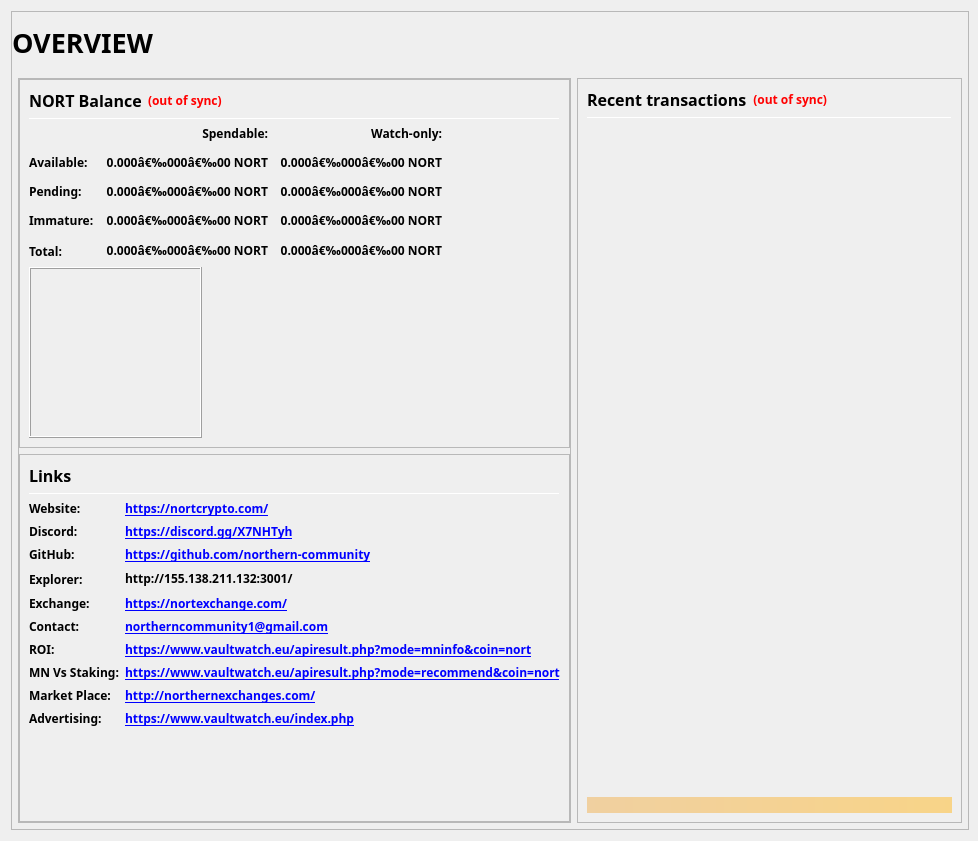
First picture: the form in src/qt/forms/overviewpage.ui, repository northern-community/Northern, before the edit.
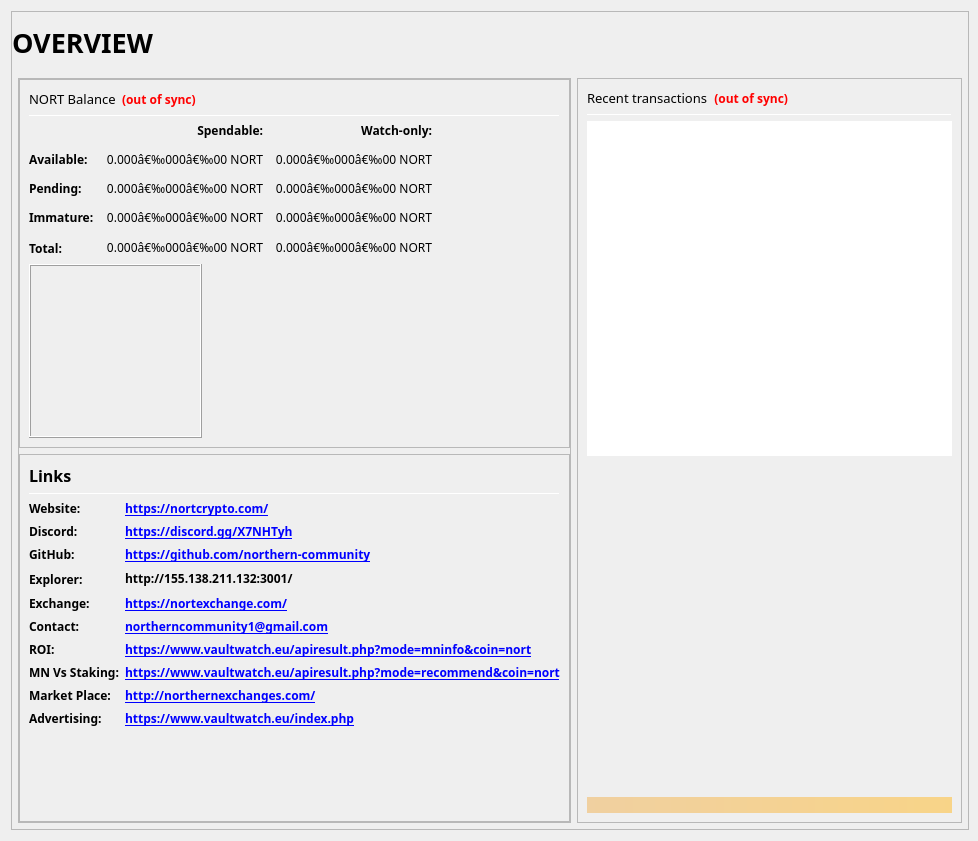
Second picture: the form after the edit. Icons and pictures are not drawn.

The edit to the form file:
```diff
--- a/src/qt/forms/overviewpage.ui
+++ b/src/qt/forms/overviewpage.ui
@@ -249,11 +249,16 @@
                          </property>
                          <property name="font">
                           <font>
-                           <pointsize>12</pointsize>
-                           <weight>75</weight>
-                           <bold>true</bold>
+                           <family>Arial Black</family>
+                           <pointsize>10</pointsize>
+                           <weight>10</weight>
+                           <italic>false</italic>
+                           <bold>false</bold>
                           </font>
                          </property>
+                         <property name="styleSheet">
+                          <string notr="true">font: 87 10pt &quot;Arial Black&quot;;</string>
+                         </property>
                          <property name="text">
                           <string>NORT Balance</string>
                          </property>
@@ -319,6 +324,9 @@
                        </property>
                        <item row="0" column="1">
                         <widget class="QLabel" name="labelSpendable">
+                         <property name="styleSheet">
+                          <string notr="true">font: 87 9pt &quot;Arial Black&quot;;</string>
+                         </property>
                          <property name="text">
                           <string>Spendable:</string>
                          </property>
@@ -329,6 +337,9 @@
                        </item>
                        <item row="0" column="2">
                         <widget class="QLabel" name="labelWatchonly">
+                         <property name="styleSheet">
+                          <string notr="true">font: 87 9pt &quot;Arial Black&quot;;</string>
+                         </property>
                          <property name="text">
                           <string>Watch-only:</string>
                          </property>
@@ -339,6 +350,9 @@
                        </item>
                        <item row="1" column="0">
                         <widget class="QLabel" name="labelBalanceText">
+                         <property name="styleSheet">
+                          <string notr="true">font: 87 9pt &quot;Arial Black&quot;;</string>
+                         </property>
                          <property name="text">
                           <string>Available:</string>
                          </property>
@@ -348,8 +362,11 @@
                         <widget class="QLabel" name="labelBalance">
                          <property name="font">
                           <font>
-                           <weight>75</weight>
-                           <bold>true</bold>
+                           <family>Arial Black</family>
+                           <pointsize>9</pointsize>
+                           <weight>10</weight>
+                           <italic>false</italic>
+                           <bold>false</bold>
                           </font>
                          </property>
                          <property name="cursor">
@@ -358,6 +375,9 @@
                          <property name="toolTip">
                           <string>Your current spendable balance</string>
                          </property>
+                         <property name="styleSheet">
+                          <string notr="true">font: 87 9pt &quot;Arial Black&quot;;</string>
+                         </property>
                          <property name="text">
                           <string notr="true">0.000â€‰000â€‰00 NORT</string>
                          </property>
@@ -373,8 +393,11 @@
                         <widget class="QLabel" name="labelWatchAvailable">
                          <property name="font">
                           <font>
-                           <weight>75</weight>
-                           <bold>true</bold>
+                           <family>Arial Black</family>
+                           <pointsize>9</pointsize>
+                           <weight>10</weight>
+                           <italic>false</italic>
+                           <bold>false</bold>
                           </font>
                          </property>
                          <property name="cursor">
@@ -383,6 +406,9 @@
                          <property name="toolTip">
                           <string>Your current balance in watch-only addresses</string>
                          </property>
+                         <property name="styleSheet">
+                          <string notr="true">font: 87 9pt &quot;Arial Black&quot;;</string>
+                         </property>
                          <property name="text">
                           <string notr="true">0.000â€‰000â€‰00 NORT</string>
                          </property>
@@ -396,6 +422,9 @@
                        </item>
                        <item row="2" column="0">
                         <widget class="QLabel" name="labelPendingText">
+                         <property name="styleSheet">
+                          <string notr="true">font: 87 9pt &quot;Arial Black&quot;;</string>
+                         </property>
                          <property name="text">
                           <string>Pending:</string>
                          </property>
@@ -405,8 +434,11 @@
                         <widget class="QLabel" name="labelUnconfirmed">
                          <property name="font">
                           <font>
-                           <weight>75</weight>
-                           <bold>true</bold>
+                           <family>Arial Black</family>
+                           <pointsize>9</pointsize>
+                           <weight>10</weight>
+                           <italic>false</italic>
+                           <bold>false</bold>
                           </font>
                          </property>
                          <property name="cursor">
@@ -415,6 +447,9 @@
                          <property name="toolTip">
                           <string>Total of transactions that have yet to be confirmed, and do not yet count toward the spendable balance</string>
                          </property>
+                         <property name="styleSheet">
+                          <string notr="true">font: 87 9pt &quot;Arial Black&quot;;</string>
+                         </property>
                          <property name="text">
                           <string notr="true">0.000â€‰000â€‰00 NORT</string>
                          </property>
@@ -430,8 +465,11 @@
                         <widget class="QLabel" name="labelWatchPending">
                          <property name="font">
                           <font>
-                           <weight>75</weight>
-                           <bold>true</bold>
+                           <family>Arial Black</family>
+                           <pointsize>9</pointsize>
+                           <weight>10</weight>
+                           <italic>false</italic>
+                           <bold>false</bold>
                           </font>
                          </property>
                          <property name="cursor">
@@ -440,6 +478,9 @@
                          <property name="toolTip">
                           <string>Unconfirmed transactions to watch-only addresses</string>
                          </property>
+                         <property name="styleSheet">
+                          <string notr="true">font: 87 9pt &quot;Arial Black&quot;;</string>
+                         </property>
                          <property name="text">
                           <string notr="true">0.000â€‰000â€‰00 NORT</string>
                          </property>
@@ -453,6 +494,9 @@
                        </item>
                        <item row="3" column="0">
                         <widget class="QLabel" name="labelImmatureText">
+                         <property name="styleSheet">
+                          <string notr="true">font: 87 9pt &quot;Arial Black&quot;;</string>
+                         </property>
                          <property name="text">
                           <string>Immature:</string>
                          </property>
@@ -462,8 +506,11 @@
                         <widget class="QLabel" name="labelImmature">
                          <property name="font">
                           <font>
-                           <weight>75</weight>
-                           <bold>true</bold>
+                           <family>Arial Black</family>
+                           <pointsize>9</pointsize>
+                           <weight>10</weight>
+                           <italic>false</italic>
+                           <bold>false</bold>
                           </font>
                          </property>
                          <property name="cursor">
@@ -472,6 +519,9 @@
                          <property name="toolTip">
                           <string>Staked or masternode rewards that has not yet matured</string>
                          </property>
+                         <property name="styleSheet">
+                          <string notr="true">font: 87 9pt &quot;Arial Black&quot;;</string>
+                         </property>
                          <property name="text">
                           <string notr="true">0.000â€‰000â€‰00 NORT</string>
                          </property>
@@ -487,8 +537,11 @@
                         <widget class="QLabel" name="labelWatchImmature">
                          <property name="font">
                           <font>
-                           <weight>75</weight>
-                           <bold>true</bold>
+                           <family>Arial Black</family>
+                           <pointsize>9</pointsize>
+                           <weight>10</weight>
+                           <italic>false</italic>
+                           <bold>false</bold>
                           </font>
                          </property>
                          <property name="cursor">
@@ -497,6 +550,9 @@
                          <property name="toolTip">
                           <string>Staked or masternode rewards in watch-only addresses that has not yet matured</string>
                          </property>
+                         <property name="styleSheet">
+                          <string notr="true">font: 87 9pt &quot;Arial Black&quot;;</string>
+                         </property>
                          <property name="text">
                           <string notr="true">0.000â€‰000â€‰00 NORT</string>
                          </property>
@@ -513,6 +569,9 @@
                          <property name="toolTip">
                           <string>Your current NORT balance, unconfirmed and immature transactions included</string>
                          </property>
+                         <property name="styleSheet">
+                          <string notr="true">font: 87 9pt &quot;Arial Black&quot;;</string>
+                         </property>
                          <property name="text">
                           <string>Total:</string>
                          </property>
@@ -522,8 +581,11 @@
                         <widget class="QLabel" name="labelTotal">
                          <property name="font">
                           <font>
-                           <weight>75</weight>
-                           <bold>true</bold>
+                           <family>Arial Black</family>
+                           <pointsize>9</pointsize>
+                           <weight>10</weight>
+                           <italic>false</italic>
+                           <bold>false</bold>
                           </font>
                          </property>
                          <property name="cursor">
@@ -532,6 +594,9 @@
                          <property name="toolTip">
                           <string>Your current NORT balance, unconfirmed and immature transactions included</string>
                          </property>
+                         <property name="styleSheet">
+                          <string notr="true">font: 87 9pt &quot;Arial Black&quot;;</string>
+                         </property>
                          <property name="text">
                           <string notr="true">0.000â€‰000â€‰00 NORT</string>
                          </property>
@@ -547,8 +612,11 @@
                         <widget class="QLabel" name="labelWatchTotal">
                          <property name="font">
                           <font>
-                           <weight>75</weight>
-                           <bold>true</bold>
+                           <family>Arial Black</family>
+                           <pointsize>9</pointsize>
+                           <weight>10</weight>
+                           <italic>false</italic>
+                           <bold>false</bold>
                           </font>
                          </property>
                          <property name="cursor">
@@ -557,6 +625,9 @@
                          <property name="toolTip">
                           <string>Current total balance in watch-only addresses</string>
                          </property>
+                         <property name="styleSheet">
+                          <string notr="true">font: 87 9pt &quot;Arial Black&quot;;</string>
+                         </property>
                          <property name="text">
                           <string notr="true">0.000â€‰000â€‰00 NORT</string>
                          </property>
@@ -1021,11 +1092,16 @@
                       </property>
                       <property name="font">
                        <font>
-                        <pointsize>12</pointsize>
-                        <weight>75</weight>
-                        <bold>true</bold>
+                        <family>Arial Black</family>
+                        <pointsize>10</pointsize>
+                        <weight>10</weight>
+                        <italic>false</italic>
+                        <bold>false</bold>
                        </font>
                       </property>
+                      <property name="styleSheet">
+                       <string notr="true">font: 87 10pt &quot;Arial Black&quot;;</string>
+                      </property>
                       <property name="text">
                        <string>Recent transactions</string>
                       </property>
@@ -1093,7 +1169,8 @@
                      </size>
                     </property>
                     <property name="styleSheet">
-                     <string notr="true">QListView { background: transparent; }</string>
+                     <string notr="true">QListView { background: transparent; }
+font: 75 8pt &quot;MS Shell Dlg 2&quot;;</string>
                     </property>
                     <property name="frameShape">
                      <enum>QFrame::NoFrame</enum>
```
Left out of the diff: 30 changed lines with no effect on the pictures.
